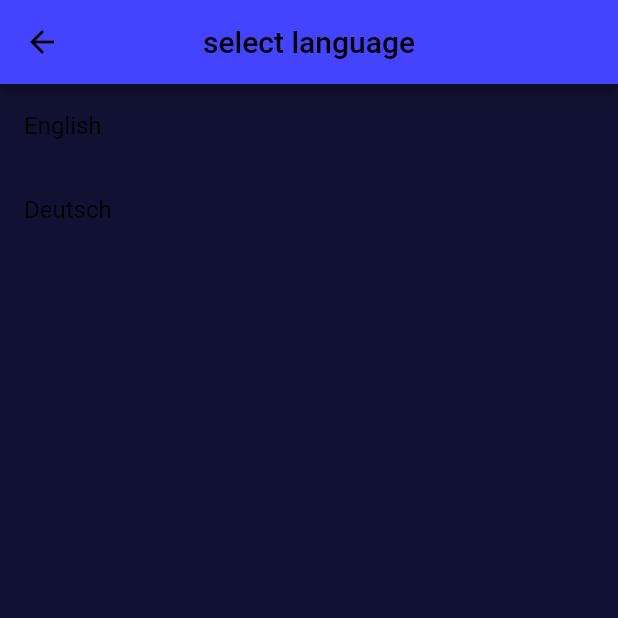
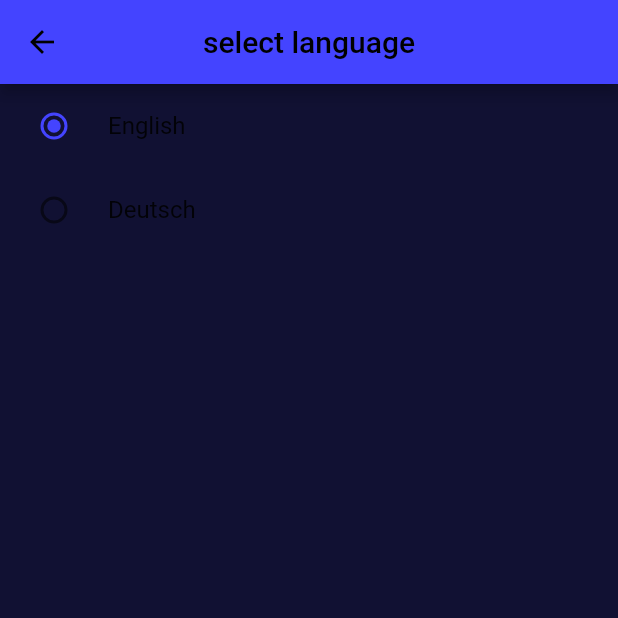
Before and after one commit to helpwave/mobile-app, a Flutter app: the SettingLanguageSelectionPage screen opened directly, after a tap on "English", on a phone screen of 412 x 824 dp, the top half of it. Run offline on Flutter 3.47's test engine with Material 2 defaults, Android fonts, the phone set to English and light mode, and no system bars; our stand-ins replace shared_preferences; missing offline and left inert: flutter_osm_plugin; accounts and stored records are empty; generated files the repository leaves out were written again.

Commit message:
feat: radio list tiles in language selection

```diff
--- a/lib/pages/setting_language_selection.dart
+++ b/lib/pages/setting_language_selection.dart
@@ -21,14 +21,18 @@ class SettingLanguageSelectionPage extends StatelessWidget {
             itemCount: languages.length,
             scrollDirection: Axis.vertical,
             itemBuilder: (BuildContext context, int index) {
-                return ListTile(
-                  onTap: () => {
-                    languageNotifier.setLanguage(languages[index]["Shortname"]!,
-                        languages[index]["Name"]!)
+              return RadioListTile(
+                value: languages[index],
+                onChanged: (Map<String, String>? language) => {
+                  languageNotifier.setLanguage(
+                      language!["Shortname"]!, language["Name"]!)
                 },
                 title: Text(languages[index]["Name"]!),
+                groupValue: languages.firstWhere(
+                    (language) => language["Name"] == languageNotifier.name),
               );
-              }),
+            },
+          ),
         ),
       );
     });
```
Lines whose indentation alone changed are shown as unchanged.
